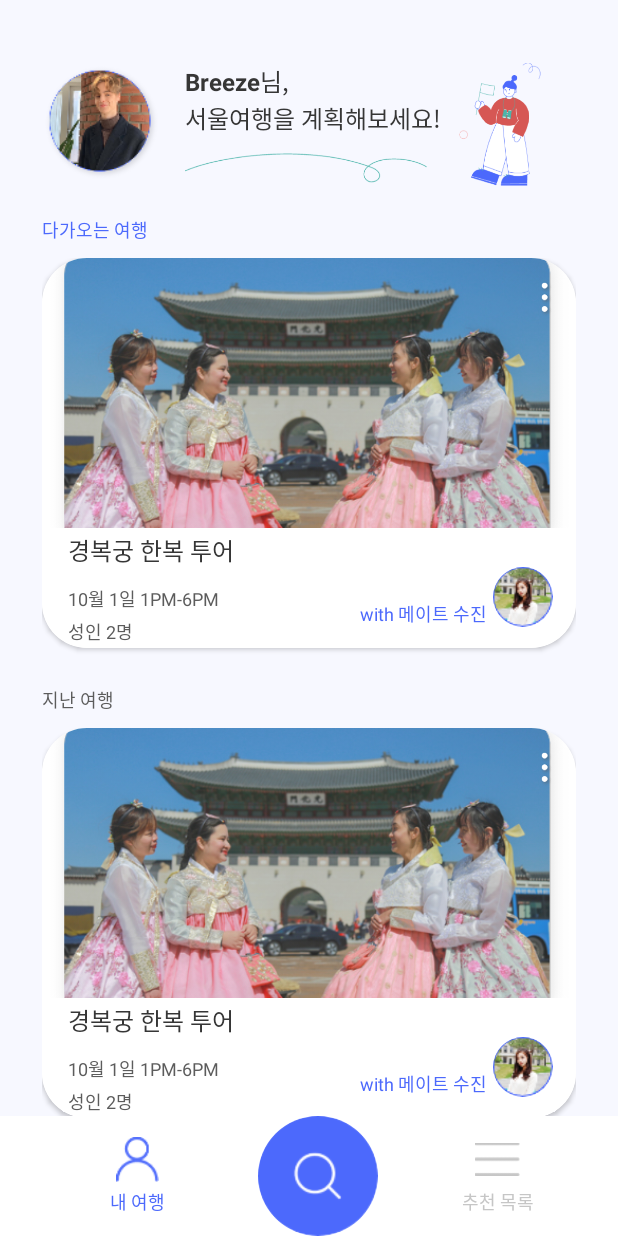
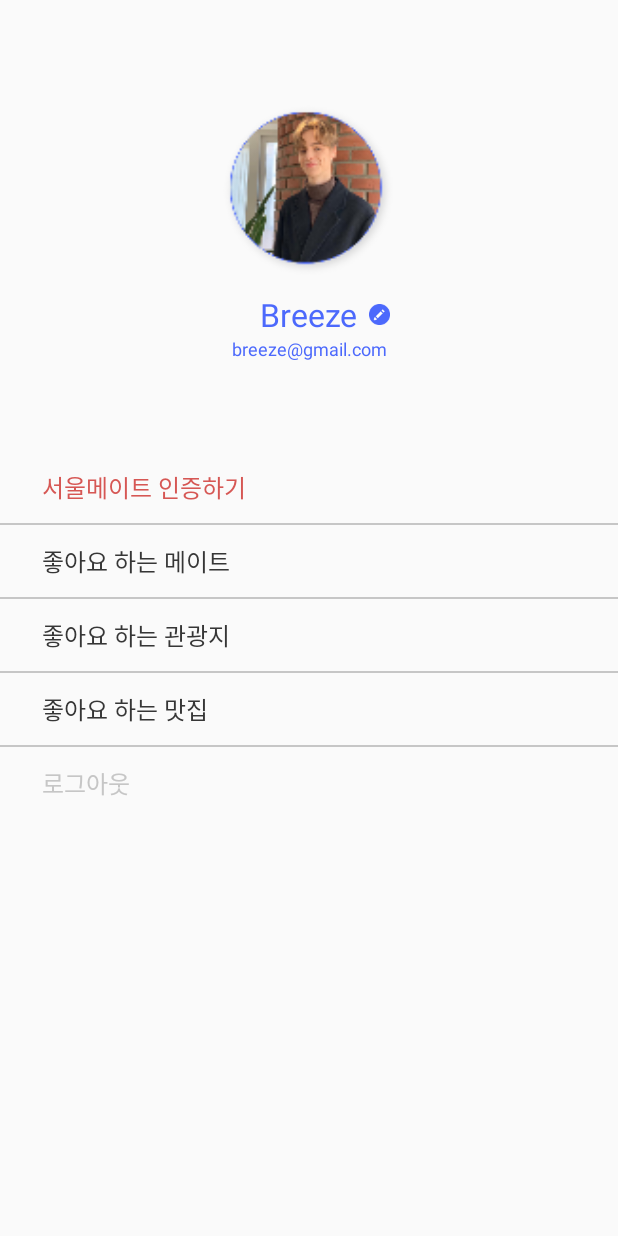
Before and after one commit to inhyeokk/Seoulmate, an Android app: the screen it shows after launch (MainActivity before the commit, SettingActivity after it), after a tap on an icon or button, on a phone screen of 412 x 824 dp. Run offline under Robolectric (Android 15) with nearby library versions, the phone set to English and light mode, and no system bars; our stand-ins replace CircleImageView, RxJava, data binding.

Commit message:
feat: Add setting ui 1. Sg1

```diff
--- a/app/src/main/AndroidManifest.xml
+++ b/app/src/main/AndroidManifest.xml
@@ -24,6 +24,7 @@
                 <category android:name="android.intent.category.LAUNCHER" />
             </intent-filter>
         </activity>
+        <activity android:name=".view.setting.SettingActivity" />
     </application>
 
 </manifest>
--- a/app/src/main/java/com/soksok/seoulmate/view/main/MainActivity.java
+++ b/app/src/main/java/com/soksok/seoulmate/view/main/MainActivity.java
@@ -1,6 +1,7 @@
 package com.soksok.seoulmate.view.main;
 
 import android.content.Context;
+import android.content.Intent;
 import android.graphics.Rect;
 import android.os.Bundle;
 import android.view.Gravity;
@@ -20,6 +21,7 @@ import com.soksok.seoulmate.view.main.adapter.MyTripAdapter;
 import com.soksok.seoulmate.view.main.adapter.MyTripItemListener;
 import com.soksok.seoulmate.view.main.data.MainRepositoryImpl;
 import com.soksok.seoulmate.view.main.domain.MainViewModel;
+import com.soksok.seoulmate.view.setting.SettingActivity;
 
 public class MainActivity extends AppCompatActivity {
 
@@ -79,7 +81,7 @@ public class MainActivity extends AppCompatActivity {
      * 클릭 이벤트
      */
     public void onProfileClick(View v) {
-
+        goToSettingActivity();
     }
 
     public void onMyTripClick(View v) {
@@ -92,6 +94,11 @@ public class MainActivity extends AppCompatActivity {
 
     public void onListClick(View v) {
 
+    }
+
+    private void goToSettingActivity() {
+        Intent intent = new Intent(this, SettingActivity.class);
+        startActivity(intent);
     }
 
     /*
--- /dev/null
+++ b/app/src/main/java/com/soksok/seoulmate/view/setting/SettingActivity.java
@@ -0,0 +1,54 @@
+package com.soksok.seoulmate.view.setting;
+
+import androidx.appcompat.app.AppCompatActivity;
+import androidx.databinding.DataBindingUtil;
+
+import android.os.Bundle;
+import android.view.View;
+
+import com.soksok.seoulmate.R;
+import com.soksok.seoulmate.databinding.ActivitySettingBinding;
+
+public class SettingActivity extends AppCompatActivity {
+
+    private ActivitySettingBinding binding;
+
+    @Override
+    protected void onCreate(Bundle savedInstanceState) {
+        super.onCreate(savedInstanceState);
+        onDataBinding();
+        setupViews();
+
+    }
+
+    private void onDataBinding() {
+        binding = DataBindingUtil.setContentView(this, R.layout.activity_setting);
+    }
+
+    private void setupViews() {
+
+    }
+
+    /*
+     * 클릭 이벤트
+     */
+    public void onCertifyClick(View v) {
+
+    }
+
+    public void onLikeMateClick(View v) {
+
+    }
+
+    public void onLikeSpotClick(View v) {
+
+    }
+
+    public void onLikeRestaurantClick(View v) {
+
+    }
+
+    public void onLogoutClick(View v) {
+
+    }
+}
--- /dev/null
+++ b/app/src/main/res/layout/activity_setting.xml
@@ -0,0 +1,187 @@
+<?xml version="1.0" encoding="utf-8"?>
+<layout
+    xmlns:android="http://schemas.android.com/apk/res/android"
+    xmlns:app="http://schemas.android.com/apk/res-auto"
+    xmlns:tools="http://schemas.android.com/tools"
+    tools:context=".view.setting.SettingActivity">
+
+    <androidx.constraintlayout.widget.ConstraintLayout
+        android:layout_width="match_parent"
+        android:layout_height="match_parent">
+
+        <de.hdodenhof.circleimageview.CircleImageView
+            android:id="@+id/civ_profile"
+            android:layout_width="120dp"
+            android:layout_height="120dp"
+            android:layout_marginTop="67dp"
+            android:contentDescription="@null"
+            android:src="@drawable/ic_profile"
+            app:layout_constraintBottom_toTopOf="@+id/tv_user_name"
+            app:layout_constraintEnd_toEndOf="parent"
+            app:layout_constraintStart_toStartOf="parent"
+            app:layout_constraintTop_toTopOf="parent" />
+
+        <TextView
+            android:id="@+id/tv_user_name"
+            android:layout_width="wrap_content"
+            android:layout_height="wrap_content"
+            android:layout_marginTop="8dp"
+            android:text="@string/setting_user_name_ex"
+            android:textColor="@color/colorPrimary"
+            android:textSize="21sp"
+            app:layout_constraintHorizontal_chainStyle="packed"
+            app:layout_constraintBottom_toTopOf="@+id/tv_user_email"
+            app:layout_constraintEnd_toEndOf="parent"
+            app:layout_constraintStart_toStartOf="parent"
+            app:layout_constraintTop_toBottomOf="@+id/civ_profile" />
+
+        <ImageView
+            android:id="@+id/iv_modify"
+            android:layout_width="14dp"
+            android:layout_height="14dp"
+            android:layout_marginStart="7dp"
+            android:layout_marginTop="8dp"
+            android:contentDescription="@null"
+            android:src="@drawable/ic_modify"
+            app:layout_constraintBottom_toTopOf="@+id/tv_user_email"
+            app:layout_constraintStart_toEndOf="@+id/tv_user_name"
+            app:layout_constraintTop_toBottomOf="@+id/civ_profile" />
+
+        <TextView
+            android:id="@+id/tv_user_email"
+            android:layout_width="wrap_content"
+            android:layout_height="wrap_content"
+            android:text="@string/setting_user_email_ex"
+            android:textColor="@color/colorPrimary"
+            android:textSize="12sp"
+            app:layout_constraintBottom_toTopOf="@+id/tv_certify_seoul_mate"
+            app:layout_constraintEnd_toEndOf="parent"
+            app:layout_constraintStart_toStartOf="parent"
+            app:layout_constraintTop_toBottomOf="@+id/tv_user_name" />
+
+        <TextView
+            android:id="@+id/tv_certify_seoul_mate"
+            android:layout_width="match_parent"
+            android:layout_height="wrap_content"
+            android:layout_marginTop="60dp"
+            android:paddingBottom="12dp"
+            android:paddingEnd="28dp"
+            android:paddingStart="28dp"
+            android:paddingTop="12dp"
+            android:text="@string/setting_certify_seoul_mate"
+            android:textColor="@color/colorTextRed"
+            android:textSize="16sp"
+            android:onClick="onCertifyClick"
+            app:layout_constraintBottom_toTopOf="@+id/view_first"
+            app:layout_constraintEnd_toEndOf="parent"
+            app:layout_constraintStart_toStartOf="parent"
+            app:layout_constraintTop_toBottomOf="@+id/tv_user_email" />
+
+        <View
+            android:id="@+id/view_first"
+            android:layout_width="match_parent"
+            android:layout_height="1dp"
+            android:background="@color/colorTextLightGray"
+            app:layout_constraintBottom_toTopOf="@+id/tv_like_mate"
+            app:layout_constraintEnd_toEndOf="parent"
+            app:layout_constraintStart_toStartOf="parent"
+            app:layout_constraintTop_toBottomOf="@+id/tv_certify_seoul_mate" />
+
+        <TextView
+            android:id="@+id/tv_like_mate"
+            android:layout_width="match_parent"
+            android:layout_height="wrap_content"
+            android:paddingBottom="12dp"
+            android:paddingEnd="28dp"
+            android:paddingStart="28dp"
+            android:paddingTop="12dp"
+            android:text="@string/setting_like_mate"
+            android:textColor="@color/colorText"
+            android:textSize="16sp"
+            android:onClick="onLikeMateClick"
+            app:layout_constraintBottom_toTopOf="@+id/view_second"
+            app:layout_constraintEnd_toEndOf="parent"
+            app:layout_constraintStart_toStartOf="parent"
+            app:layout_constraintTop_toBottomOf="@+id/view_first" />
+
+        <View
+            android:id="@+id/view_second"
+            android:layout_width="match_parent"
+            android:layout_height="1dp"
+            android:background="@color/colorTextLightGray"
+            app:layout_constraintBottom_toTopOf="@+id/tv_like_spot"
+            app:layout_constraintEnd_toEndOf="parent"
+            app:layout_constraintStart_toStartOf="parent"
+            app:layout_constraintTop_toBottomOf="@+id/tv_like_mate" />
+
+        <TextView
+            android:id="@+id/tv_like_spot"
+            android:layout_width="match_parent"
+            android:layout_height="wrap_content"
+            android:paddingBottom="12dp"
+            android:paddingEnd="28dp"
+            android:paddingStart="28dp"
+            android:paddingTop="12dp"
+            android:text="@string/setting_like_spot"
+            android:textColor="@color/colorText"
+            android:textSize="16sp"
+            android:onClick="onLikeSpotClick"
+            app:layout_constraintBottom_toTopOf="@+id/view_third"
+            app:layout_constraintEnd_toEndOf="parent"
+            app:layout_constraintStart_toStartOf="parent"
+            app:layout_constraintTop_toBottomOf="@+id/view_second" />
+
+        <View
+            android:id="@+id/view_third"
+            android:layout_width="match_parent"
+            android:layout_height="1dp"
+            android:background="@color/colorTextLightGray"
+            app:layout_constraintBottom_toTopOf="@+id/tv_like_restaurant"
+            app:layout_constraintEnd_toEndOf="parent"
+            app:layout_constraintStart_toStartOf="parent"
+            app:layout_constraintTop_toBottomOf="@+id/tv_like_spot" />
+
+        <TextView
+            android:id="@+id/tv_like_restaurant"
+            android:layout_width="match_parent"
+            android:layout_height="wrap_content"
+            android:paddingBottom="12dp"
+            android:paddingEnd="28dp"
+            android:paddingStart="28dp"
+            android:paddingTop="12dp"
+            android:text="@string/setting_like_restaurant"
+            android:textColor="@color/colorText"
+            android:textSize="16sp"
+            android:onClick="onLikeRestaurantClick"
+            app:layout_constraintBottom_toTopOf="@+id/view_fourth"
+            app:layout_constraintEnd_toEndOf="parent"
+            app:layout_constraintStart_toStartOf="parent"
+            app:layout_constraintTop_toBottomOf="@+id/view_third" />
+
+        <View
+            android:id="@+id/view_fourth"
+            android:layout_width="match_parent"
+            android:layout_height="1dp"
+            android:background="@color/colorTextLightGray"
+            app:layout_constraintBottom_toTopOf="@+id/tv_logout"
+            app:layout_constraintEnd_toEndOf="parent"
+            app:layout_constraintStart_toStartOf="parent"
+            app:layout_constraintTop_toBottomOf="@+id/tv_like_restaurant" />
+
+        <TextView
+            android:id="@+id/tv_logout"
+            android:layout_width="match_parent"
+            android:layout_height="wrap_content"
+            android:paddingBottom="12dp"
+            android:paddingEnd="28dp"
+            android:paddingStart="28dp"
+            android:paddingTop="12dp"
+            android:text="@string/setting_logout"
+            android:textColor="@color/colorTextLightGray"
+            android:textSize="16sp"
+            android:onClick="onLogoutClick"
+            app:layout_constraintEnd_toEndOf="parent"
+            app:layout_constraintStart_toStartOf="parent"
+            app:layout_constraintTop_toBottomOf="@+id/view_fourth" />
+    </androidx.constraintlayout.widget.ConstraintLayout>
+</layout>
--- a/app/src/main/res/values/colors.xml
+++ b/app/src/main/res/values/colors.xml
@@ -9,4 +9,5 @@
     <color name="colorTextGray">#5c5c5c</color>
     <color name="colorTextLightGray">#c6c6c6</color>
     <color name="colorDivide">#9d9d9d</color>
+    <color name="colorTextRed">#d65754</color>
 </resources>
--- a/app/src/main/res/values/strings.xml
+++ b/app/src/main/res/values/strings.xml
@@ -29,4 +29,13 @@
     <string name="popup_tv_delete_album_title">앨범을 삭제하시겠습니까?</string>
     <string name="popup_tv_delete_album_yes">네,할래요</string>
     <string name="popup_tv_delete_album_cancel">아니요</string>
+
+    <!-- activity_setting -->
+    <string name="setting_user_name_ex">Breeze</string>
+    <string name="setting_user_email_ex">breeze@gmail.com</string>
+    <string name="setting_certify_seoul_mate">서울메이트 인증하기</string>
+    <string name="setting_like_mate">좋아요 하는 메이트</string>
+    <string name="setting_like_spot">좋아요 하는 관광지</string>
+    <string name="setting_like_restaurant">좋아요 하는 맛집</string>
+    <string name="setting_logout">로그아웃</string>
 </resources>
```
Also changed, not shown: app/src/main/res/drawable-hdpi/ic_modify.png (added), app/src/main/res/drawable-mdpi/ic_modify.png (added), app/src/main/res/drawable-xhdpi/ic_modify.png (added), app/src/main/res/drawable-xxhdpi/ic_modify.png (added), app/src/main/res/drawable-xxxhdpi/ic_modify.png (added).
